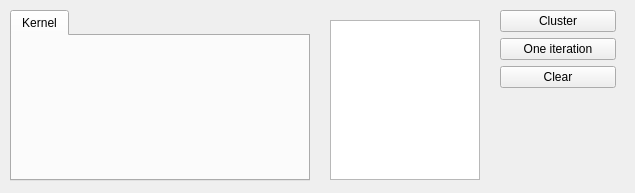
This is MLDemos/optsCluster.ui in b4silio/MLDemos as Qt 5 draws it before an edit. The edited form follows.
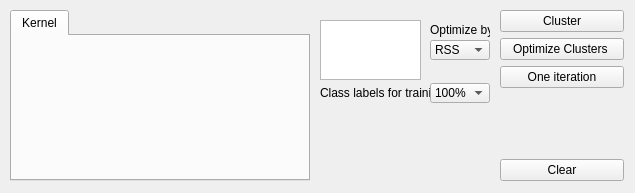
This is the edited form.

Commit message: - Fixed screenshot saving the mouse cursor - Added Optimize Clusters button and functionalities - Added graph displaying cluster quality metrics

What changed in the file:
```diff
--- a/MLDemos/optsCluster.ui
+++ b/MLDemos/optsCluster.ui
@@ -27,7 +27,7 @@
     <rect>
      <x>500</x>
      <y>10</y>
-     <width>116</width>
+     <width>124</width>
      <height>171</height>
     </rect>
    </property>
@@ -36,7 +36,7 @@
      <pointsize>9</pointsize>
     </font>
    </property>
-   <layout class="QVBoxLayout">
+   <layout class="QVBoxLayout" name="_2">
     <item>
      <widget class="QPushButton" name="clusterButton">
       <property name="font">
@@ -49,6 +49,21 @@
       </property>
      </widget>
     </item>
+    <item>
+     <widget class="QPushButton" name="optimizeButton">
+      <property name="font">
+       <font>
+        <pointsize>9</pointsize>
+       </font>
+      </property>
+      <property name="toolTip">
+       <string>Compute the optimial number of clusters according to different metrics</string>
+      </property>
+      <property name="text">
+       <string>Optimize Clusters </string>
+      </property>
+     </widget>
+    </item>
     <item>
      <widget class="QPushButton" name="iterationButton">
       <property name="font">
@@ -61,18 +76,6 @@
       </property>
      </widget>
     </item>
-    <item>
-     <widget class="QPushButton" name="clearButton">
-      <property name="font">
-       <font>
-        <pointsize>9</pointsize>
-       </font>
-      </property>
-      <property name="text">
-       <string>Clear</string>
-      </property>
-     </widget>
-    </item>
     <item>
      <spacer>
       <property name="font">
@@ -91,6 +94,18 @@
       </property>
      </spacer>
     </item>
+    <item>
+     <widget class="QPushButton" name="clearButton">
+      <property name="font">
+       <font>
+        <pointsize>9</pointsize>
+       </font>
+      </property>
+      <property name="text">
+       <string>Clear</string>
+      </property>
+     </widget>
+    </item>
    </layout>
   </widget>
   <widget class="QTabWidget" name="tabWidget">
@@ -119,11 +134,184 @@
   <widget class="QListWidget" name="resultList">
    <property name="geometry">
     <rect>
-     <x>330</x>
+     <x>320</x>
      <y>20</y>
-     <width>150</width>
-     <height>160</height>
+     <width>101</width>
+     <height>60</height>
     </rect>
+   </property>
+   <property name="font">
+    <font>
+     <pointsize>10</pointsize>
+    </font>
+   </property>
+   <property name="toolTip">
+    <string>&lt;!DOCTYPE HTML PUBLIC &quot;-//W3C//DTD HTML 4.0//EN&quot; &quot;http://www.w3.org/TR/REC-html40/strict.dtd&quot;&gt;
+&lt;html&gt;&lt;head&gt;&lt;meta name=&quot;qrichtext&quot; content=&quot;1&quot; /&gt;&lt;style type=&quot;text/css&quot;&gt;
+p, li { white-space: pre-wrap; }
+&lt;/style&gt;&lt;/head&gt;&lt;body style=&quot; font-family:'Lucida Grande'; font-size:10pt; font-weight:400; font-style:normal;&quot;&gt;
+&lt;p style=&quot; margin-top:0px; margin-bottom:0px; margin-left:0px; margin-right:0px; -qt-block-indent:0; text-indent:0px;&quot;&gt;Cluster quality metrics:&lt;/p&gt;
+&lt;p style=&quot; margin-top:0px; margin-bottom:0px; margin-left:0px; margin-right:0px; -qt-block-indent:0; text-indent:0px;&quot;&gt;- RSS: Residual Sum of Squares&lt;/p&gt;
+&lt;p style=&quot; margin-top:0px; margin-bottom:0px; margin-left:0px; margin-right:0px; -qt-block-indent:0; text-indent:0px;&quot;&gt;- BIC: Bayesian Information Criterion&lt;/p&gt;
+&lt;p style=&quot; margin-top:0px; margin-bottom:0px; margin-left:0px; margin-right:0px; -qt-block-indent:0; text-indent:0px;&quot;&gt;- AIC: Akaike Information Criterion&lt;/p&gt;
+&lt;p style=&quot; margin-top:0px; margin-bottom:0px; margin-left:0px; margin-right:0px; -qt-block-indent:0; text-indent:0px;&quot;&gt;- F1: F-Measure &lt;/p&gt;
+&lt;p style=&quot; margin-top:0px; margin-bottom:0px; margin-left:0px; margin-right:0px; -qt-block-indent:0; text-indent:0px;&quot;&gt;For all metrics except F-Measure, the lower value is the best&lt;/p&gt;&lt;/body&gt;&lt;/html&gt;</string>
+   </property>
+  </widget>
+  <widget class="QComboBox" name="trainRatioCombo">
+   <property name="geometry">
+    <rect>
+     <x>430</x>
+     <y>83</y>
+     <width>60</width>
+     <height>20</height>
+    </rect>
+   </property>
+   <property name="font">
+    <font>
+     <pointsize>9</pointsize>
+    </font>
+   </property>
+   <property name="toolTip">
+    <string>Percentage of labels that are provided to the system for computing clustering quality. The indicated percentage of labels is provided for each class (this ensures that a minimum amount of samples are provided when classes are very unbalanced)</string>
+   </property>
+   <property name="currentIndex">
+    <number>7</number>
+   </property>
+   <item>
+    <property name="text">
+     <string>1%</string>
+    </property>
+   </item>
+   <item>
+    <property name="text">
+     <string>5%</string>
+    </property>
+   </item>
+   <item>
+    <property name="text">
+     <string>10%</string>
+    </property>
+   </item>
+   <item>
+    <property name="text">
+     <string>20%</string>
+    </property>
+   </item>
+   <item>
+    <property name="text">
+     <string>33%</string>
+    </property>
+   </item>
+   <item>
+    <property name="text">
+     <string>50%</string>
+    </property>
+   </item>
+   <item>
+    <property name="text">
+     <string>75%</string>
+    </property>
+   </item>
+   <item>
+    <property name="text">
+     <string>100%</string>
+    </property>
+   </item>
+  </widget>
+  <widget class="QLabel" name="label">
+   <property name="geometry">
+    <rect>
+     <x>320</x>
+     <y>83</y>
+     <width>110</width>
+     <height>20</height>
+    </rect>
+   </property>
+   <property name="font">
+    <font>
+     <pointsize>9</pointsize>
+    </font>
+   </property>
+   <property name="text">
+    <string>Class labels for training</string>
+   </property>
+  </widget>
+  <widget class="QLabel" name="graphLabel">
+   <property name="geometry">
+    <rect>
+     <x>320</x>
+     <y>110</y>
+     <width>170</width>
+     <height>70</height>
+    </rect>
+   </property>
+   <property name="font">
+    <font>
+     <pointsize>10</pointsize>
+    </font>
+   </property>
+   <property name="text">
+    <string/>
+   </property>
+  </widget>
+  <widget class="QComboBox" name="optimizeCombo">
+   <property name="geometry">
+    <rect>
+     <x>430</x>
+     <y>40</y>
+     <width>60</width>
+     <height>20</height>
+    </rect>
+   </property>
+   <property name="font">
+    <font>
+     <pointsize>9</pointsize>
+    </font>
+   </property>
+   <property name="toolTip">
+    <string>Metric to use to determine the optimal number of clusters (Cluster Count button on the right)</string>
+   </property>
+   <property name="currentIndex">
+    <number>0</number>
+   </property>
+   <item>
+    <property name="text">
+     <string>RSS</string>
+    </property>
+   </item>
+   <item>
+    <property name="text">
+     <string>BIC</string>
+    </property>
+   </item>
+   <item>
+    <property name="text">
+     <string>AIC</string>
+    </property>
+   </item>
+   <item>
+    <property name="text">
+     <string>F1</string>
+    </property>
+   </item>
+  </widget>
+  <widget class="QLabel" name="label_2">
+   <property name="geometry">
+    <rect>
+     <x>430</x>
+     <y>20</y>
+     <width>60</width>
+     <height>20</height>
+    </rect>
+   </property>
+   <property name="font">
+    <font>
+     <pointsize>9</pointsize>
+    </font>
+   </property>
+   <property name="text">
+    <string>Optimize by</string>
    </property>
   </widget>
  </widget>
```
Left out of the diff: 3 changed lines with no effect on the pictures. The commit also changes 15 other files.
